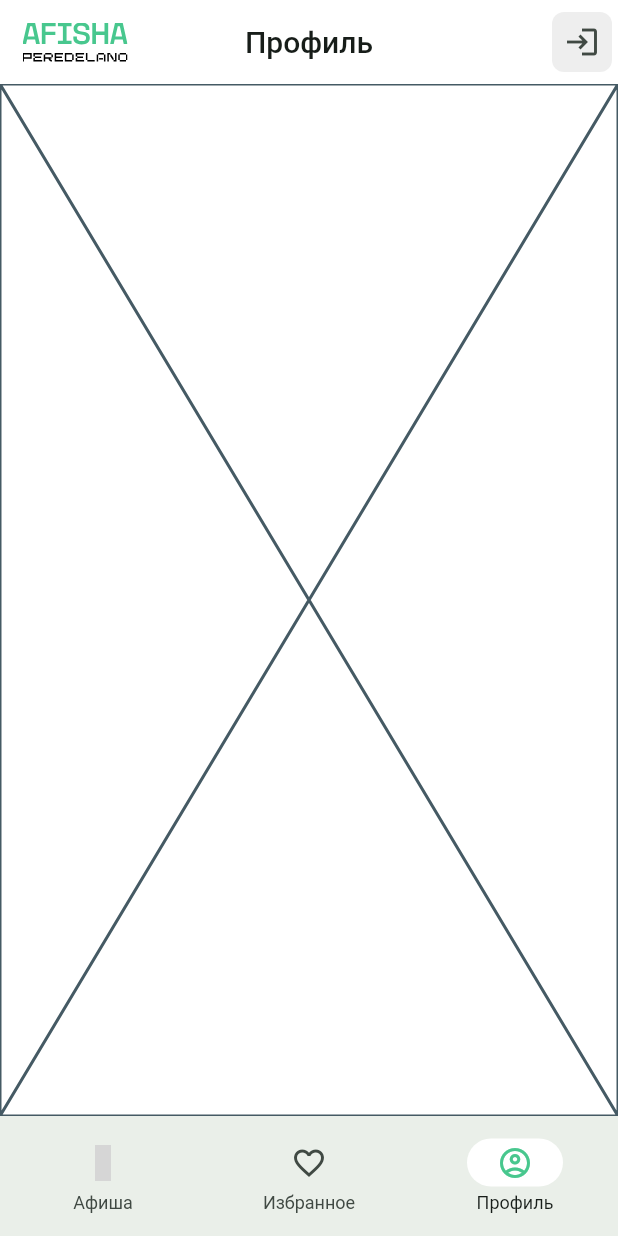
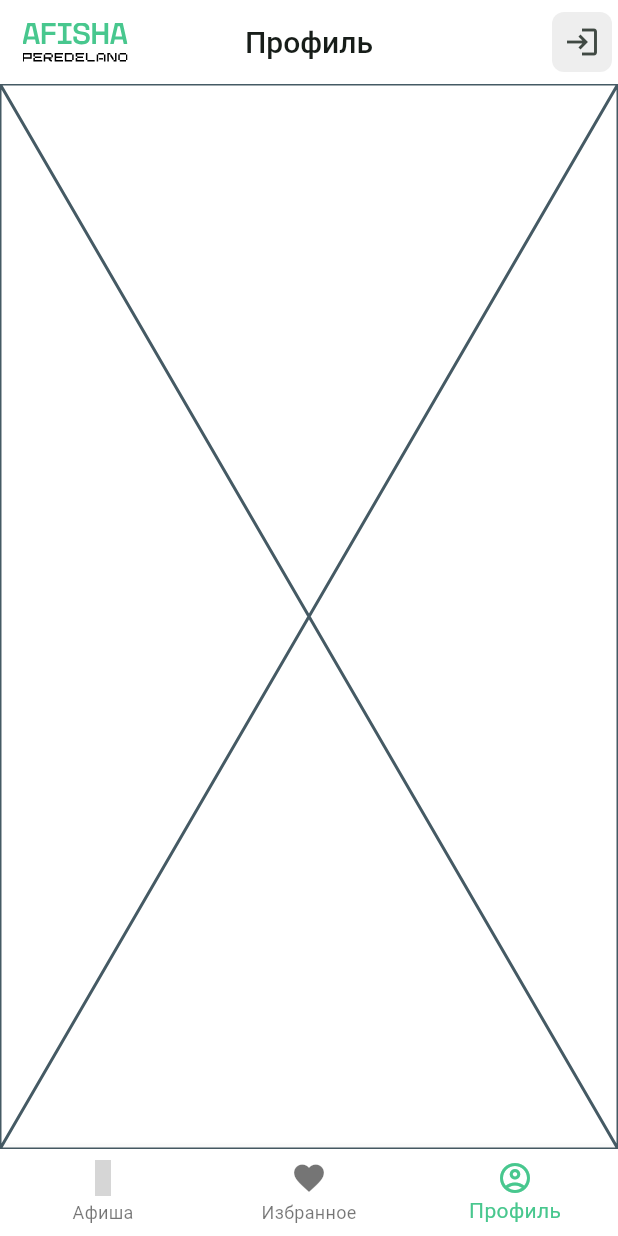
Before and after one commit to openworld-community/ows-events-mobile, a Flutter app: the screen it shows after launch, item 3 of the bottom bar chosen, on a phone screen of 412 x 824 dp. Run offline on Flutter 3.47's test engine with Material 2 defaults, Android fonts, the phone set to English and light mode, and no system bars; our stand-ins replace cached_network_image, custom_refresh_indicator, dio, easy_localization, flutter_map, flutter_riverpod and 14 more; missing offline and left inert: talker_dio_logger; generated files the repository leaves out were written again; network calls fail; statements that could not run were skipped; grey boxes are pictures that could not be loaded.

```diff
--- a/lib/features/main/presentation/main_scaffold.dart
+++ b/lib/features/main/presentation/main_scaffold.dart
@@ -39,37 +39,26 @@ class MainScaffold extends ConsumerWidget {
 
     return Scaffold(
       body: child,
-      bottomNavigationBar: NavigationBar(
-        selectedIndex: menuIndex,
-        onDestinationSelected: (int index) {
-          ref.read(pageIndexProvider.notifier).update((state) => index);
-        },
-        destinations: <NavigationDestination>[
-          NavigationDestination(
-            selectedIcon: Icon(
-              MfgLabs.home,
-              color: selectedColor,
-            ),
+      bottomNavigationBar: BottomNavigationBar(
+        items: <BottomNavigationBarItem>[
+          BottomNavigationBarItem(
             icon: const Icon(MfgLabs.home),
             label: 'billboardTab'.tr(),
           ),
-          NavigationDestination(
-            selectedIcon: Icon(
-              Icons.favorite,
-              color: selectedColor,
-            ),
-            icon: const Icon(Icons.favorite_outline),
+          BottomNavigationBarItem(
+            icon: const Icon(Icons.favorite),
             label: 'favoritesTab'.tr(),
           ),
-          NavigationDestination(
-            selectedIcon: Icon(
-              Icons.account_circle_outlined,
-              color: selectedColor,
-            ),
+          BottomNavigationBarItem(
             icon: const Icon(Icons.account_circle_outlined),
             label: 'profileTab'.tr(),
           ),
         ],
+        currentIndex: menuIndex,
+        selectedItemColor: selectedColor,
+        onTap: (int index) {
+          ref.read(pageIndexProvider.notifier).update((state) => index);
+        },
       ),
     );
   }
```
Also changed, not shown: 1 other file.
